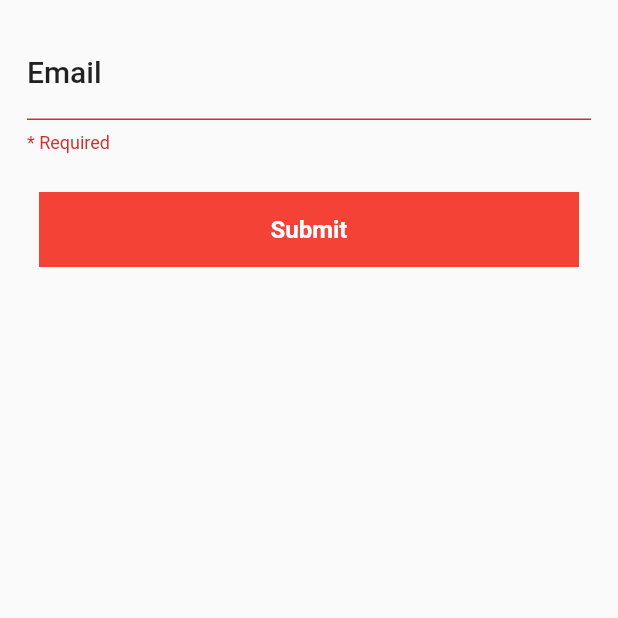
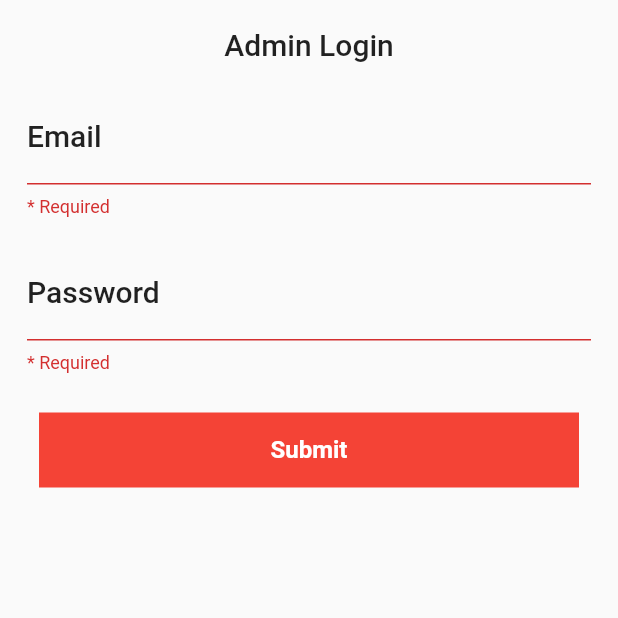
Before and after one commit to Sudarshan519/flutterprojectinit, a Flutter app: the AdminLogin screen opened directly, after a tap on "Submit", on a phone screen of 412 x 824 dp, the top half of it. Run offline on Flutter 3.47's test engine with Material 2 defaults, Android fonts, the light colour scheme and no system bars; our stand-ins replace cloud_firestore, firebase_auth, firebase_core, font_awesome_flutter, get; accounts and stored records are empty.

Commit message:
reseet pass

```diff
--- a/lib/pages/auth/login/auth.dart
+++ b/lib/pages/auth/login/auth.dart
@@ -1,5 +1,6 @@
 import 'package:flutter/material.dart';
 import 'package:projectinit/controllers/loginController.dart';
+import 'package:projectinit/pages/forgetpass/forget_password.dart';
 import 'package:projectinit/pages/home/homepage.dart';
 import 'package:projectinit/pages/join_gathering/gathering_nearby.dart';
 import 'package:projectinit/pages/join_gathering/join_gathering.dart';
@@ -78,7 +79,7 @@ class LoginPage extends StatelessWidget {
                 ),
                 InkWell(
                   onTap: (() {
-                    Get.to(ForgetPassword());
+                    Get.to(ForgotPassword());
                   }),
                   child: Text(
                     "Forget Password",
@@ -404,10 +405,17 @@ class AdminLogin extends StatelessWidget {
         body: SafeArea(
       child: SingleChildScrollView(
           padding: const EdgeInsets.all(18),
+          child: Form(
+            key: key,
             child: Column(children: [
-          Form(
-            key: key,
-            child: TextFormField(
+              Text(
+                "Admin Login",
+                style: Theme.of(context).textTheme.titleLarge,
+              ),
+              SizedBox(
+                height: 20,
+              ),
+              TextFormField(
                   validator: (v) {
                     if (v == 'admin@gmail.com')
                       return null;
@@ -421,7 +429,23 @@ class AdminLogin extends StatelessWidget {
                       floatingLabelBehavior: FloatingLabelBehavior.auto,
                       isCollapsed: false,
                       labelText: "Email")),
+              SizedBox(
+                height: 20,
               ),
+              TextFormField(
+                  validator: (v) {
+                    if (v == 'admin123')
+                      return null;
+                    else if (v!.isEmpty) {
+                      return "* Required";
+                    }
+                    return 'Not a valid password';
+                  },
+                  decoration: InputDecoration(
+                      labelStyle: Theme.of(context).textTheme.headline6,
+                      floatingLabelBehavior: FloatingLabelBehavior.auto,
+                      isCollapsed: false,
+                      labelText: "Password")),
               SizedBox(
                 height: 20,
               ),
@@ -429,11 +453,11 @@ class AdminLogin extends StatelessWidget {
                   label: 'Submit',
                   onPressed: () {
                     if (key.currentState!.validate()) {
-                  Get.to(() =>HomeEditWidget());
+                      Get.offAll(() => HomeEditWidget());
                     }
                   })
             ]),
           )),
-    );
+    ));
   }
 }
```
Also changed, not shown: lib/controllers/loginController.dart (+30 -0 lines), lib/pages/forgetpass/forget_password.dart (+85 -2 lines), lib/pages/home/homepage.dart (+6 -2 lines), lib/pages/pulse_record/pulseRecordPage.dart (+6 -3 lines), lib/services/authService.dart (+20 -1 lines). Lines whose indentation alone changed are shown as unchanged.
